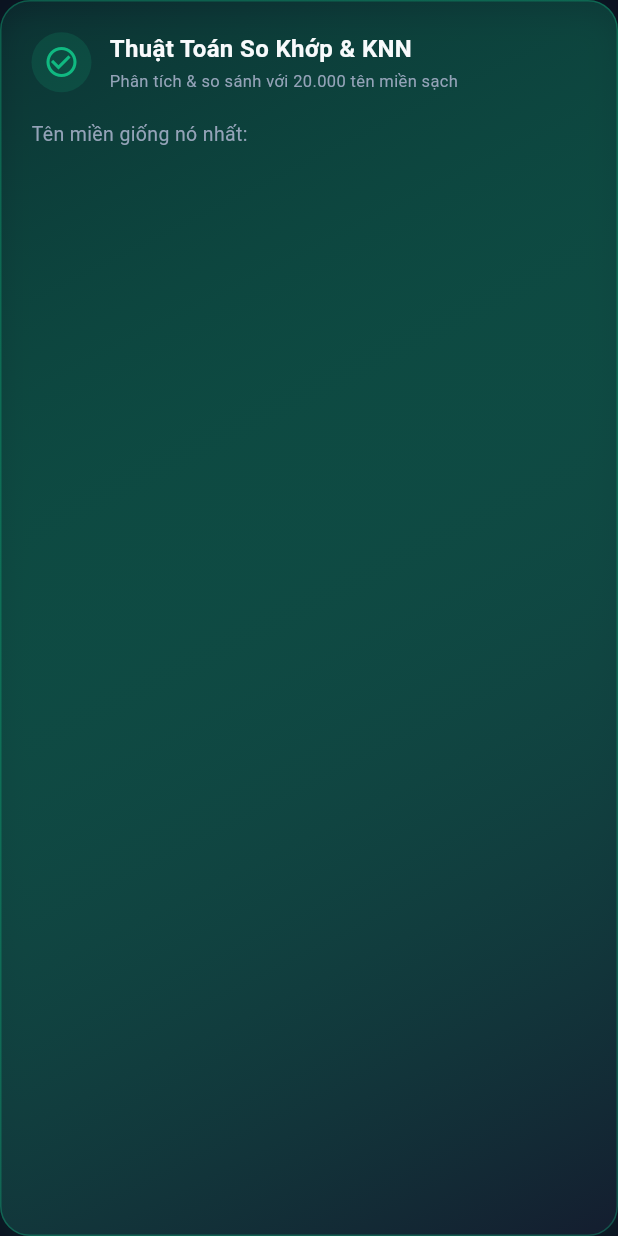
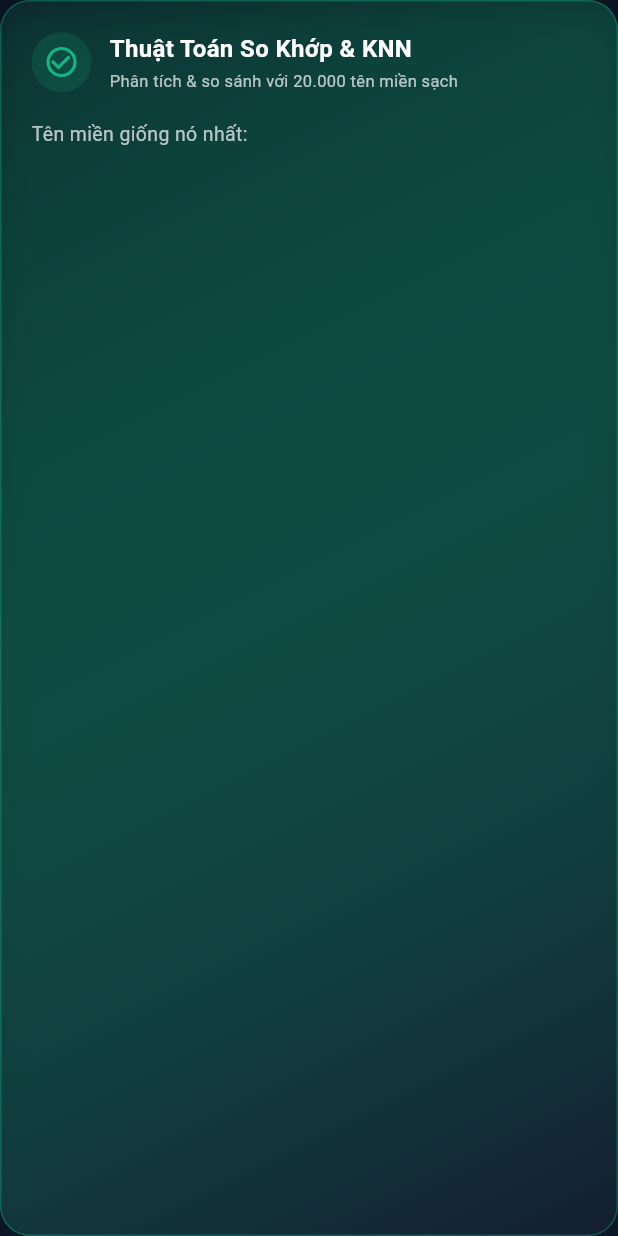
Before and after one commit to Huy28122003/datn-ml, a Flutter app: the KnnMatchingCard widget shown alone on an empty page, opened directly with empty values, on a phone screen of 412 x 824 dp. Run offline on Flutter 3.47's test engine with Material 3 defaults, Android fonts, the phone set to English and light mode, and no system bars; our stand-ins replace auto_route, flutter_bloc; missing offline and left inert: onnxruntime, public_suffix.

Commit message:
style: update text colors across UI components to white and white70 for improved readability

```diff
--- a/phising_detection/lib/widgets/knn_matching_card.dart
+++ b/phising_detection/lib/widgets/knn_matching_card.dart
@@ -77,7 +77,7 @@
                       style: TextStyle(
                         fontSize: 16,
                         fontWeight: FontWeight.bold,
-                        color: AppColors.textPrimary,
+                        color: Colors.white,
                       ),
                     ),
                     SizedBox(height: 2),
@@ -85,7 +85,7 @@
                       'Phân tích & so sánh với 20.000 tên miền sạch',
                       style: TextStyle(
                         fontSize: 11,
-                        color: AppColors.textSecondary,
+                        color: Colors.white70,
                       ),
                     ),
                   ],
@@ -109,7 +109,7 @@
                 result.detail!,
                 style: const TextStyle(
                   fontSize: 12,
-                  color: AppColors.textSecondary,
+                  color: Colors.white70,
                   height: 1.4,
                 ),
               ),
@@ -135,7 +135,7 @@
             label,
             style: const TextStyle(
               fontSize: 13,
-              color: AppColors.textSecondary,
+              color: Colors.white70,
             ),
           ),
         ),
@@ -146,7 +146,7 @@
             style: TextStyle(
               fontSize: 13,
               fontWeight: isBoldValue ? FontWeight.bold : FontWeight.w500,
-              color: valueColor ?? AppColors.textPrimary,
+              color: valueColor ?? Colors.white,
             ),
             textAlign: TextAlign.right,
           ),
--- a/phising_detection/lib/widgets/model_votes_list.dart
+++ b/phising_detection/lib/widgets/model_votes_list.dart
@@ -20,7 +20,7 @@
           style: TextStyle(
             fontSize: 15,
             fontWeight: FontWeight.w600,
-            color: AppColors.textPrimary,
+            color: Colors.white,
           ),
         ),
         const SizedBox(height: 12),
@@ -74,7 +74,7 @@
                   style: const TextStyle(
                     fontSize: 14,
                     fontWeight: FontWeight.w600,
-                    color: AppColors.textPrimary,
+                    color: Colors.white,
                   ),
                 ),
                 const SizedBox(height: 2),
@@ -82,7 +82,7 @@
                   vote.modelId,
                   style: const TextStyle(
                     fontSize: 12,
-                    color: AppColors.textSecondary,
+                    color: Colors.white70,
                   ),
                 ),
               ],
```
Also changed, not shown: phising_detection/lib/screens/phishing_scan/phishing_scan_screen.dart (+15 -15 lines), phising_detection/lib/widgets/result_hero_card.dart (+6 -6 lines).
